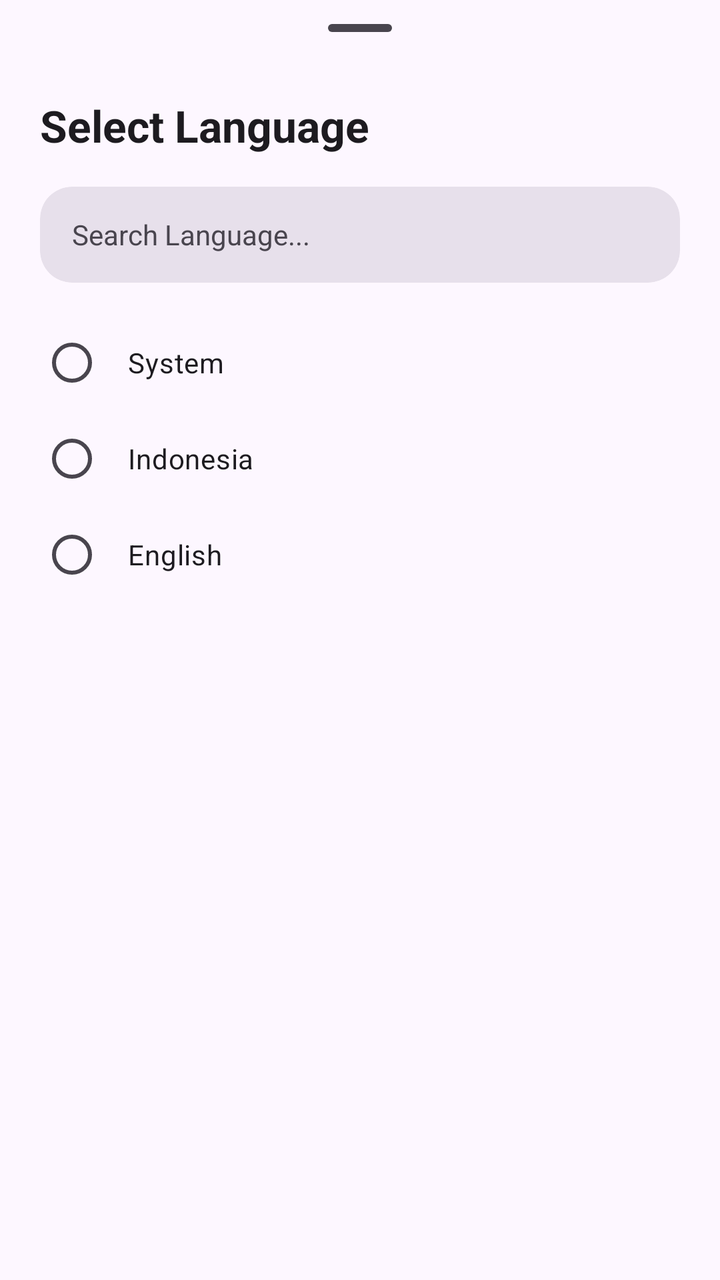
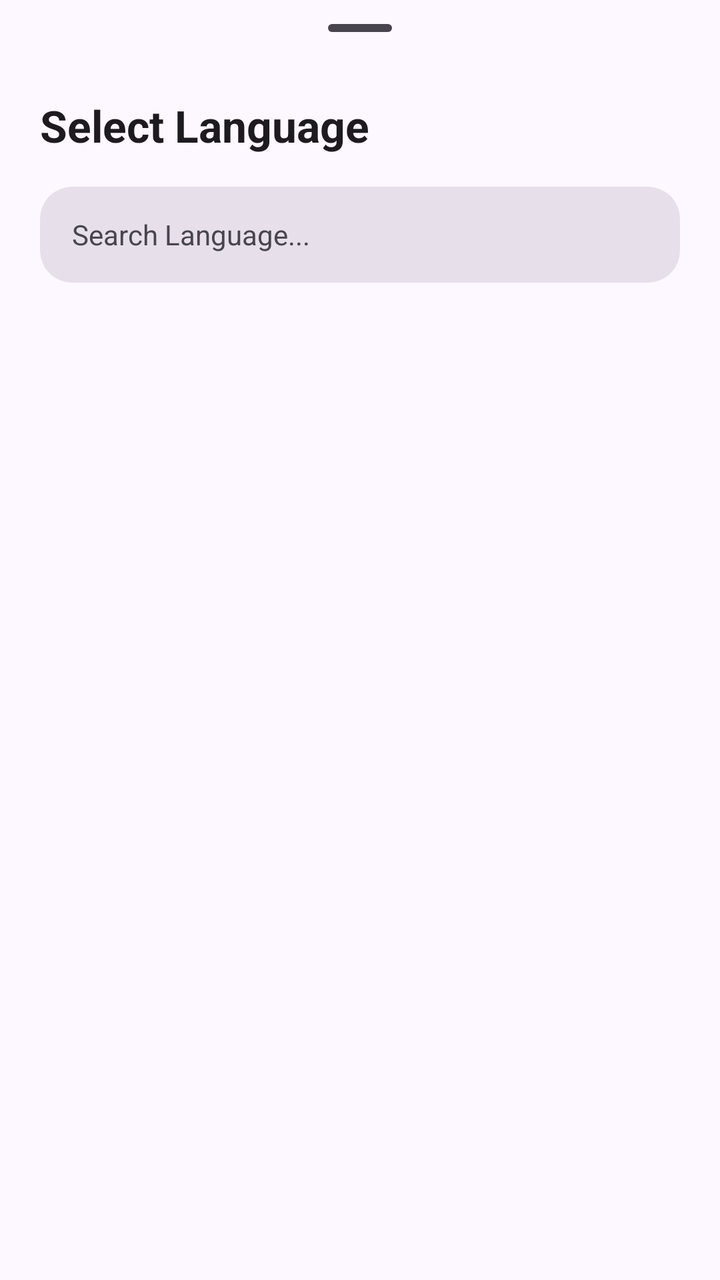

An Android layout rendered at two revisions. The XML below is the earlier revision; the diff shows what the commit changed to produce the second picture.
<!-- AndroidManifest.xml: application theme AppTheme -->
<!-- res/layout/lang_sheet.xml -->
<?xml version="1.0" encoding="utf-8"?>
<LinearLayout xmlns:android="http://schemas.android.com/apk/res/android"
    xmlns:app="http://schemas.android.com/apk/res-auto"
    android:layout_width="match_parent"
    android:layout_height="wrap_content"
    android:orientation="vertical"
    android:paddingHorizontal="20dp"
    android:paddingTop="0dp"> 

    
    <com.google.android.material.bottomsheet.BottomSheetDragHandleView
        android:id="@+id/drag_handle"
        android:layout_width="match_parent"
        android:layout_height="wrap_content" />

    <TextView
        android:layout_width="wrap_content"
        android:layout_height="wrap_content"
        android:text="Select Language"
        android:textSize="22sp"
        android:textStyle="bold"
        android:textColor="?attr/colorOnSurface"/>

    <com.google.android.material.card.MaterialCardView
        android:layout_width="match_parent"
        android:layout_height="48dp"
        android:layout_marginTop="16dp"
        app:cardCornerRadius="16dp"
        app:cardElevation="0dp"
        app:strokeWidth="0dp"
        app:strokeColor="?attr/colorOutlineVariant"
        app:cardBackgroundColor="?attr/colorSurfaceVariant">

        <EditText
            android:id="@+id/search_lang"
            android:layout_width="match_parent"
            android:layout_height="match_parent"
            android:background="@null"
            android:hint="Search Language..."
            android:paddingHorizontal="16dp"
            android:textSize="14dp"
            android:maxLines="1"
            android:inputType="text"
            android:textColorHint="?attr/colorOnSurfaceVariant"/>
    </com.google.android.material.card.MaterialCardView>

    <RadioGroup
        android:id="@+id/radioGroupLang"
        android:layout_width="match_parent"
        android:layout_height="wrap_content"
        android:layout_marginTop="16dp">

        <RadioButton
            android:text="System"
            android:padding="12dp"
            android:layout_width="match_parent"
            android:layout_height="wrap_content"/>

        <RadioButton
            android:text="Indonesia"
            android:padding="12dp"
            android:layout_width="match_parent"
            android:layout_height="wrap_content"/>

        <RadioButton
            android:text="English"
            android:padding="12dp"
            android:layout_width="match_parent"
            android:layout_height="wrap_content"/>
    </RadioGroup>
</LinearLayout>
<!-- resources referenced by this layout -->
<resources>
  <style name="AppTheme" parent="Theme.Material3.DayNight.NoActionBar">
  
          <item name="colorPrimary">@color/md_theme_primary</item>
          <item name="colorOnPrimary">@color/md_theme_onPrimary</item>
          <item name="colorPrimaryContainer">@color/md_theme_primaryContainer</item>
          <item name="colorOnPrimaryContainer">@color/md_theme_onPrimaryContainer</item>
  
          <item name="colorSecondary">@color/md_theme_secondary</item>
          <item name="colorOnSecondary">@color/md_theme_onSecondary</item>
          <item name="colorSecondaryContainer">@color/md_theme_secondaryContainer</item>
          <item name="colorOnSecondaryContainer">@color/md_theme_onSecondaryContainer</item>
  
          <item name="colorTertiary">@color/md_theme_tertiary</item>
          <item name="colorOnTertiary">@color/md_theme_onTertiary</item>
          <item name="colorTertiaryContainer">@color/md_theme_tertiaryContainer</item>
          <item name="colorOnTertiaryContainer">@color/md_theme_onTertiaryContainer</item>
  
          <item name="colorError">@color/md_theme_error</item>
          <item name="colorOnError">@color/md_theme_onError</item>
          <item name="colorErrorContainer">@color/md_theme_errorContainer</item>
          <item name="colorOnErrorContainer">@color/md_theme_onErrorContainer</item>
  
              <item name="android:colorBackground">@color/md_theme_background</item>
          <item name="colorOnBackground">@color/md_theme_onBackground</item>
  
          <item name="colorSurface">@color/md_theme_surface</item>
          <item name="colorOnSurface">@color/md_theme_onSurface</item>
  
          <item name="colorSurfaceVariant">@color/md_theme_surfaceVariant</item>
          <item name="colorOnSurfaceVariant">@color/md_theme_onSurfaceVariant</item>
  
          <item name="colorOutline">@color/md_theme_outline</item>
          <item name="colorOutlineVariant">@color/md_theme_outlineVariant</item>
  
          <item name="colorSurfaceInverse">@color/md_theme_inverseSurface</item>
          <item name="colorOnSurfaceInverse">@color/md_theme_inverseOnSurface</item>
  
          <item name="colorPrimaryInverse">@color/md_theme_inversePrimary</item>
  
          <item name="android:statusBarColor">@color/md_theme_background</item>
  
      </style>
  <color name="md_theme_primary">#65558F</color>
  <color name="md_theme_onPrimary">#FFFFFF</color>
  <color name="md_theme_primaryContainer">#E9DDFF</color>
  <color name="md_theme_onPrimaryContainer">#4D3D75</color>
  <color name="md_theme_secondary">#625B71</color>
  <color name="md_theme_onSecondary">#FFFFFF</color>
  <color name="md_theme_secondaryContainer">#E8DEF8</color>
  <color name="md_theme_onSecondaryContainer">#4A4458</color>
  <color name="md_theme_tertiary">#7E5260</color>
  <color name="md_theme_onTertiary">#FFFFFF</color>
  <color name="md_theme_tertiaryContainer">#FFD9E3</color>
  <color name="md_theme_onTertiaryContainer">#633B48</color>
  <color name="md_theme_error">#BA1A1A</color>
  <color name="md_theme_onError">#FFFFFF</color>
  <color name="md_theme_errorContainer">#FFDAD6</color>
  <color name="md_theme_onErrorContainer">#93000A</color>
  <color name="md_theme_background">#FDF7FF</color>
  <color name="md_theme_onBackground">#1D1B20</color>
  <color name="md_theme_surface">#FDF7FF</color>
  <color name="md_theme_onSurface">#1D1B20</color>
  <color name="md_theme_surfaceVariant">#E7E0EB</color>
  <color name="md_theme_onSurfaceVariant">#49454E</color>
  <color name="md_theme_outline">#7A757F</color>
  <color name="md_theme_outlineVariant">#CAC4CF</color>
  <color name="md_theme_inverseSurface">#322F35</color>
  <color name="md_theme_inverseOnSurface">#F5EFF7</color>
  <color name="md_theme_inversePrimary">#CFBDFE</color>
</resources>

<!-- the commit's change to res/layout/lang_sheet.xml (unified diff, before → after) -->
@@ -16,7 +16,7 @@
     <TextView
         android:layout_width="wrap_content"
         android:layout_height="wrap_content"
-        android:text="Select Language"
+        android:text="@string/select_language"
         android:textSize="22sp"
         android:textStyle="bold"
         android:textColor="?attr/colorOnSurface"/>
@@ -36,7 +36,7 @@
             android:layout_width="match_parent"
             android:layout_height="match_parent"
             android:background="@null"
-            android:hint="Search Language..."
+            android:hint="@string/search_language_hint"
             android:paddingHorizontal="16dp"
             android:textSize="14dp"
             android:maxLines="1"
@@ -44,28 +44,10 @@
             android:textColorHint="?attr/colorOnSurfaceVariant"/>
     </com.google.android.material.card.MaterialCardView>
 
-    <RadioGroup
-        android:id="@+id/radioGroupLang"
+    <androidx.recyclerview.widget.RecyclerView
+        android:id="@+id/langRecyclerView"
         android:layout_width="match_parent"
         android:layout_height="wrap_content"
-        android:layout_marginTop="16dp">
+        android:layout_marginTop="16dp"/>
 
-        <RadioButton
-            android:text="System"
-            android:padding="12dp"
-            android:layout_width="match_parent"
-            android:layout_height="wrap_content"/>
-
-        <RadioButton
-            android:text="Indonesia"
-            android:padding="12dp"
-            android:layout_width="match_parent"
-            android:layout_height="wrap_content"/>
-
-        <RadioButton
-            android:text="English"
-            android:padding="12dp"
-            android:layout_width="match_parent"
-            android:layout_height="wrap_content"/>
-    </RadioGroup>
 </LinearLayout>
<!-- resource entries referenced after the edit -->
@@ -1,5 +1,7 @@
 <!-- resources referenced by this layout -->
 <resources>
+  <string name="search_language_hint">Search Language...</string>
+  <string name="select_language">Select Language</string>
   <style name="AppTheme" parent="Theme.Material3.DayNight.NoActionBar">
   
           <item name="colorPrimary">@color/md_theme_primary</item>
